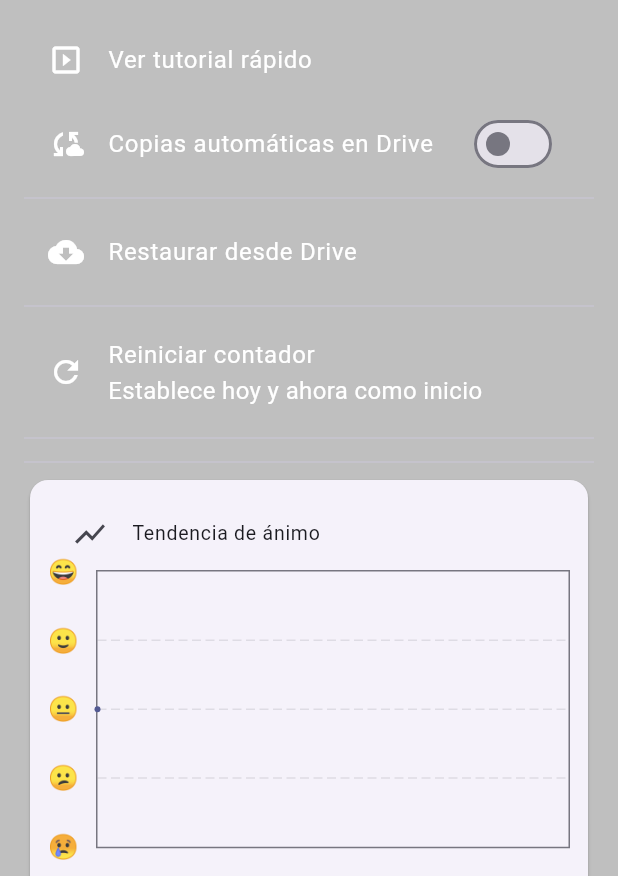
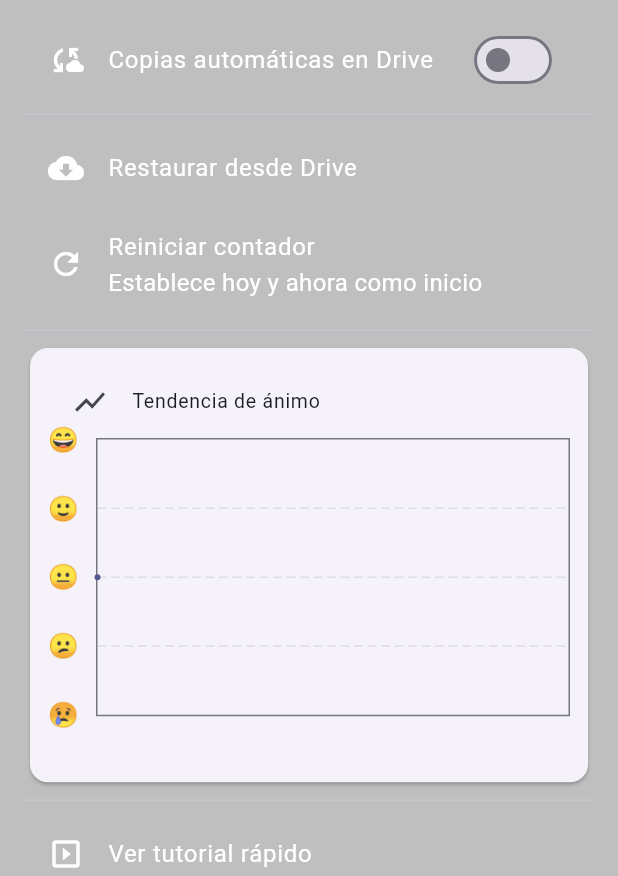
Before and after one commit to javiercamaraezquerra/Undiamas, a Flutter app: the ProfileScreen screen opened directly, on a phone screen of 412 x 824 dp, the part 360-1236 px from its top. Run offline on Flutter 3.47's test engine with Material 3 defaults, Android fonts, the phone set to English and light mode, and no system bars; drawn by our look-alikes of fl_chart; our stand-ins replace flutter_local_notifications, flutter_markdown, flutter_secure_storage, google_mobile_ads, google_sign_in, hive and 4 more; missing offline and left inert: googleapis; accounts and stored records are empty; statements that could not run were skipped.

Commit message:
Update profile_screen.dart

```diff
--- a/lib/screens/profile_screen.dart
+++ b/lib/screens/profile_screen.dart
@@ -11,8 +11,8 @@ import '../services/achievement_service.dart';
 import '../services/drive_backup_service.dart';
 import '../services/encryption_service.dart';
 import '../widgets/mood_trend_chart.dart';
-import '../routes/fade_transparent_route.dart'; // ← NUEVO
-import 'tutorial_screen.dart';                 // ← NUEVO
+import '../routes/fade_transparent_route.dart';
+import 'tutorial_screen.dart';
 
 const _kDisclaimer =
     'La información y los recordatorios de esta aplicación son de carácter '
@@ -311,11 +311,12 @@ class _ProfileScreenState extends State<ProfileScreen> {
   @override
   Widget build(BuildContext context) {
     final bool darkMode = Theme.of(context).brightness == Brightness.dark;
-    final Color scrimColor =
-        darkMode ? Colors.black.withOpacity(.55) : Colors.black.withOpacity(.25);
+    final Color scrimColor = darkMode
+        ? Colors.black.withValues(alpha: .55)
+        : Colors.black.withValues(alpha: .25);
 
     /* ── color de texto/íconos sobre el scrim ── */
-    final Color fg = darkMode ? Colors.white : Colors.white;
+    final Color fg = Colors.white;
 
     ListTile _tile({
       required IconData icon,
@@ -376,15 +377,7 @@ class _ProfileScreenState extends State<ProfileScreen> {
                       activeColor: Theme.of(context).colorScheme.primary),
                 ),
 
-                // ← NUEVO: acceso al tutorial (único sitio tras el onboarding)
-                _tile(
-                  icon: Icons.slideshow,
-                  title: 'Ver tutorial rápido',
-                  onTap: () => Navigator.push(
-                    context,
-                    FadeTransparentRoute(builder: (_) => const TutorialScreen()),
-                  ),
-                ),
+                // (ANTES estaba aquí "Ver tutorial rápido") — MOVIDO más abajo
 
                 _tile(
                   icon: Icons.cloud_sync,
@@ -400,29 +393,44 @@ class _ProfileScreenState extends State<ProfileScreen> {
                   title: 'Restaurar desde Drive',
                   onTap: _restoreFromDrive,
                 ),
-                const Divider(),
-                _tile(
+                // const Divider(),  // ← QUITADO: sin línea antes de "Reiniciar contador"
+
+                _tile( // ← se mantiene aquí pero sin divisores arriba/abajo
                   icon: Icons.refresh,
                   title: 'Reiniciar contador',
                   subtitle: 'Establece hoy y ahora como inicio',
                   onTap: _resetSoberDate,
                 ),
-                const Divider(),
+                // const Divider(),  // ← QUITADO
+
                 if (_startDate != null) ..._buildProgressSection(fg),
                 const Divider(),
                 _buildMoodSection(),
-                const Divider(),
-                // botón rojo mantiene su estilo
+
+                const Divider(), // separación del bloque final
+
+                // NUEVA UBICACIÓN: justo encima de "Eliminar", sin Divider entre ambos
+                _tile(
+                  icon: Icons.slideshow,
+                  title: 'Ver tutorial rápido',
+                  onTap: () => Navigator.push(
+                    context,
+                    FadeTransparentRoute(builder: (_) => const TutorialScreen()),
+                  ),
+                ),
+
+                // botón rojo, sin Divider por encima
                 ListTile(
                   leading: const Icon(Icons.delete_forever, color: Colors.red),
                   title: const Text('Eliminar cuenta y datos',
                       style: TextStyle(color: Colors.red)),
                   onTap: _deleteAccountAndData,
                 ),
+
                 const SizedBox(height: 18),
                 Text(
                   _kDisclaimer,
-                  style: TextStyle(color: fg.withOpacity(.9), fontSize: 14),
+                  style: TextStyle(color: fg.withValues(alpha: .9), fontSize: 14),
                   textAlign: TextAlign.justify,
                 ),
               ],
```
